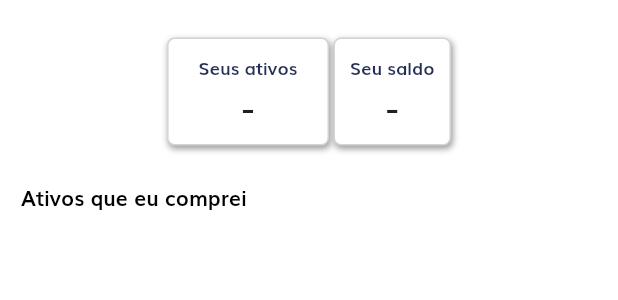
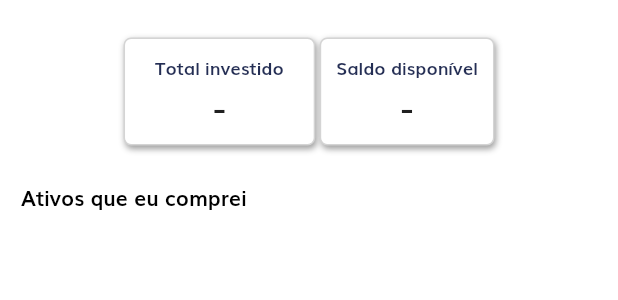
Before and after one commit to marcelomcdev/toro-bank-frontend-flutter, a Flutter app: the AccountInfo widget shown alone on an empty page, opened directly with empty values, on a phone screen of 412 x 824 dp. Shown: the top 300 px of the screen. Run offline on Flutter 3.47's test engine with Material 2 defaults, Android fonts, the phone set to English and light mode, and no system bars; our stand-ins replace dartz, dio, flutter_modular, lottie, page_transition, shared_preferences; accounts and stored records are empty; network calls fail.

Commit message:
change labels on components of home screen

```diff
--- a/toro_bank_frontend/lib/modules/presenters/pages/home/components/account_info.dart
+++ b/toro_bank_frontend/lib/modules/presenters/pages/home/components/account_info.dart
@@ -33,7 +33,7 @@ class AccountInfo extends StatelessWidget {
           mainAxisAlignment: MainAxisAlignment.center,
           children: [
             TotalValueBox(
-              title: 'Seus ativos',
+              title: 'Total investido',
               value: investiments == 0.0
                   ? '-'
                   : FormatHelper().getCurrency(investiments),
@@ -42,7 +42,7 @@ class AccountInfo extends StatelessWidget {
                   const EdgeInsets.symmetric(horizontal: 1.5, vertical: 5.0),
             ),
             TotalValueBox(
-              title: 'Seu saldo',
+              title: 'Saldo disponível',
               value: balance == 0.0 ? '-' : FormatHelper().getCurrency(balance),
               padding: const EdgeInsets.symmetric(horizontal: 10, vertical: 10),
               margin: const EdgeInsets.symmetric(horizontal: 1.5, vertical: 5),
--- a/toro_bank_frontend/lib/modules/presenters/pages/home/components/patrimony_info.dart
+++ b/toro_bank_frontend/lib/modules/presenters/pages/home/components/patrimony_info.dart
@@ -23,7 +23,7 @@ class PatrimonyInfo extends StatelessWidget {
       padding: const EdgeInsets.only(top: 40),
       child: Column(children: [
         const Text(
-          'Meu patrimônio',
+          'Olá Marcelo, seu patrimônio hoje:',
           style: TextStyle(
             color: Colors.white,
             fontFamily: 'Muli',
```
